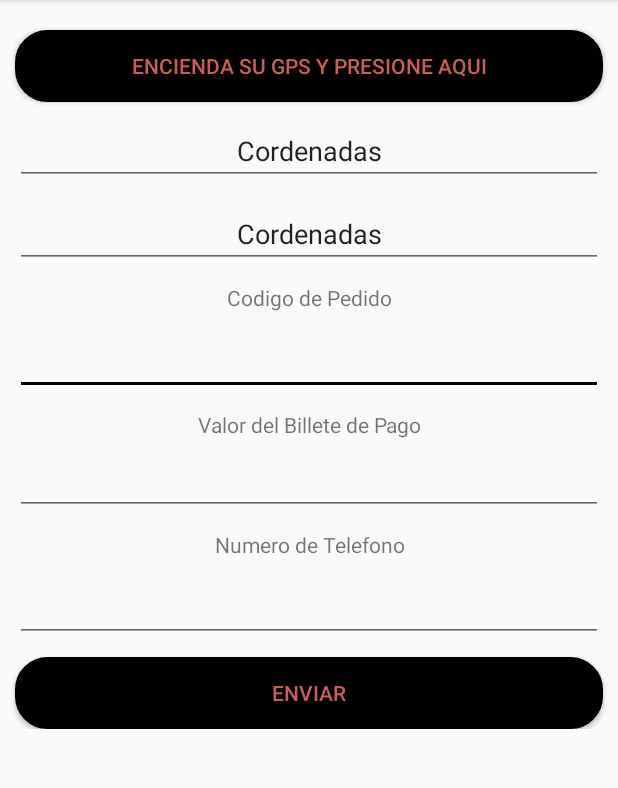
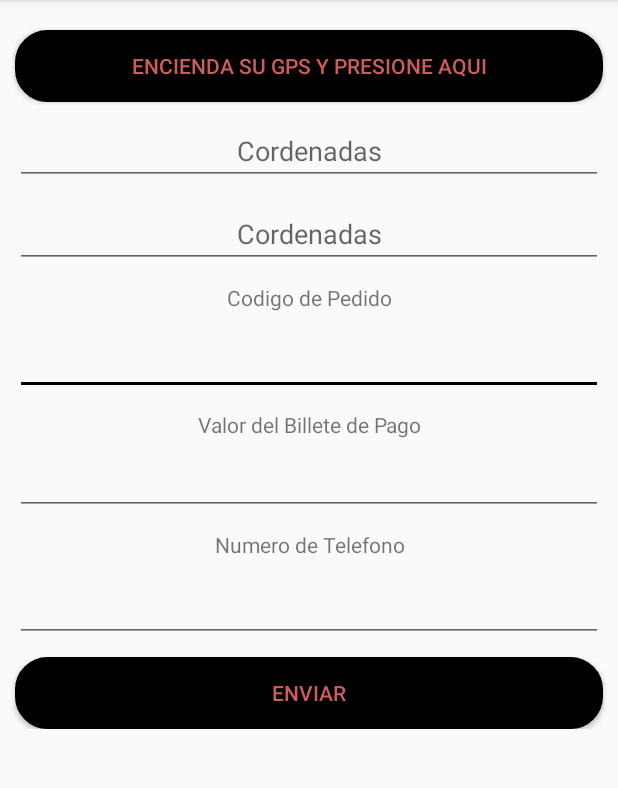
Before and after one commit to gbgerson/GBPaqueteria, an Android app: the RegistroActivity screen opened directly, with no data from a screen before it, on a phone screen of 412 x 824 dp, the part 84-872 px from its top. Run offline under Robolectric (Android 15) with nearby library versions, the phone set to English and light mode, and no system bars; our stand-ins replace Firebase (no records; nobody signed in at launch, a user with empty details on screens opened directly).

Commit message:
Corregir bug donde si se mandaban carracteres vacios en el Registrar pedidos se cerraba la app

```diff
--- a/app/src/main/res/layout/activity_registro.xml
+++ b/app/src/main/res/layout/activity_registro.xml
@@ -30,7 +30,7 @@
             android:layout_height="wrap_content"
             android:ems="10"
             android:inputType="textPersonName"
-            android:text="Cordenadas"
+            android:hint="Cordenadas"
             android:textAlignment="center"
             android:focusable="false"
             android:layout_marginTop="10dp"
@@ -47,7 +47,7 @@
             android:ems="10"
             android:textAlignment="center"
             android:inputType="textPersonName"
-            android:text="Cordenadas"
+            android:hint="Cordenadas"
             android:focusable="false"
             android:layout_centerVertical="true"
             android:layout_centerHorizontal="true" />
```
Also changed, not shown: app/src/main/java/gb/paqueteria/gbpaqueteria/RegistroActivity.java (+16 -2 lines).
